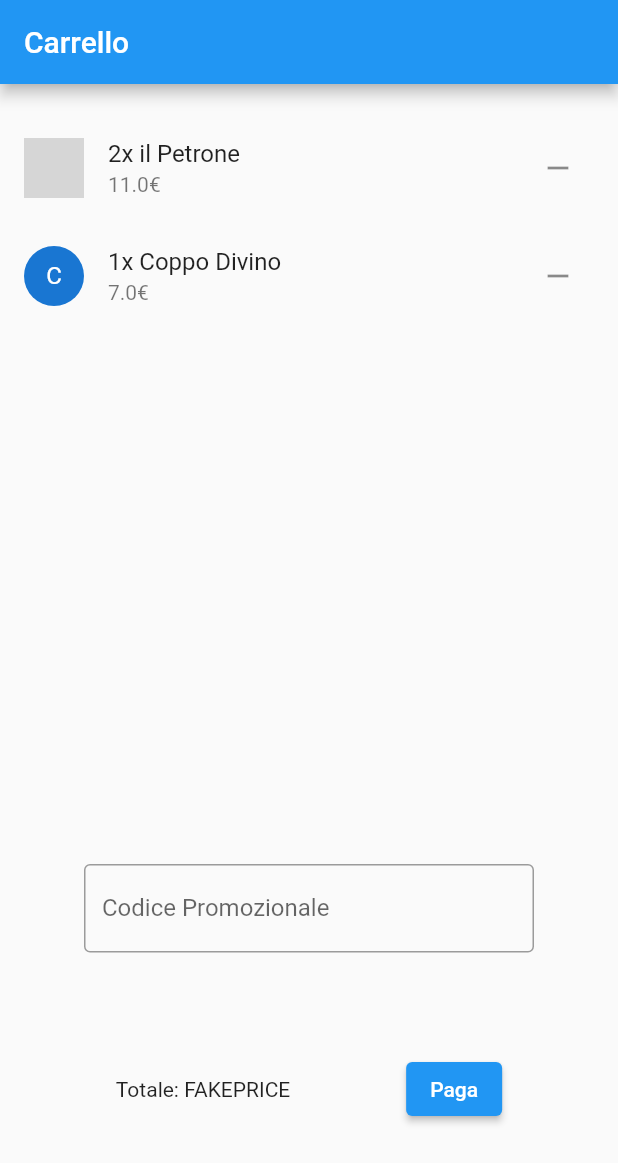
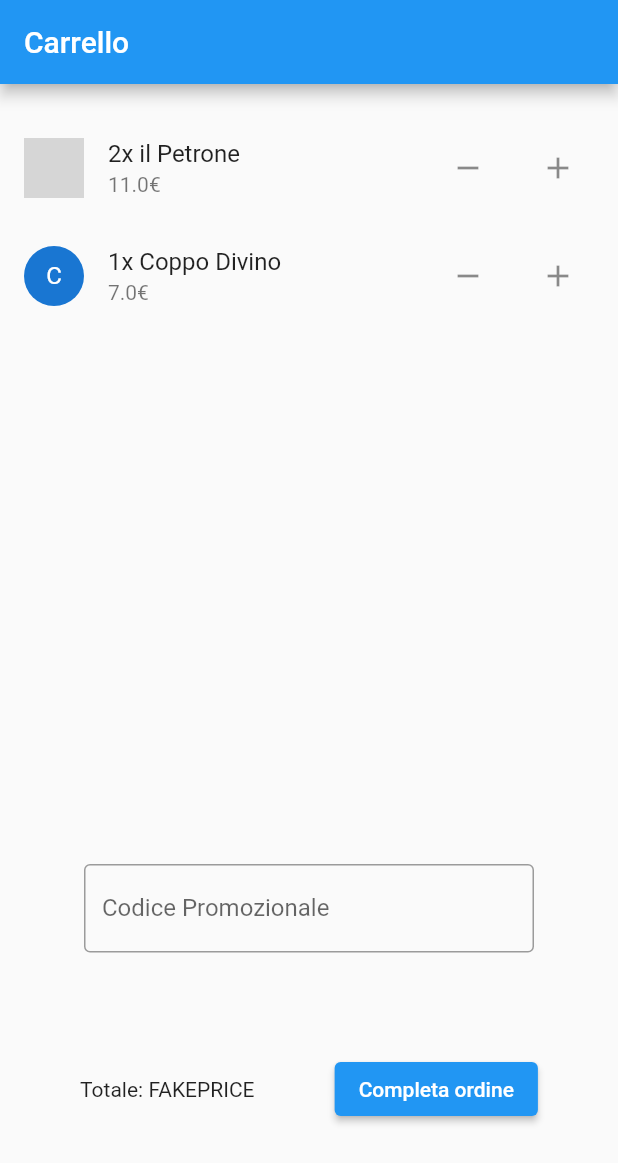
Before and after one commit to lory9894/command_app_frontend, a Flutter app: the screen it shows after launch, on a phone screen of 412 x 824 dp. Shown: the top 1163 px of the screen. Run offline on Flutter 3.47's test engine with Material 2 defaults, Android fonts, the phone set to English and light mode, and no system bars; network calls fail; grey boxes are pictures that could not be loaded.

Commit message:
moved into order variable

```diff
--- a/lib/main.dart
+++ b/lib/main.dart
@@ -1,6 +1,7 @@
 import 'package:command_app_frontend/screens/shopping_cart.dart';
 import 'package:flutter/material.dart';
-import 'package:command_app_frontend/screens/menu.dart';
+
+import 'global.dart';
 
 void main() {
   runApp(const MyApp());
@@ -30,10 +31,26 @@ class MyHomePage extends StatefulWidget {
 }
 
 class _MyHomePageState extends State<MyHomePage> {
+  //TODO: DEBUG RIMUOVERE
+  @override
+  void initState() {
+    order.shoppingCart[Dish(
+        name: "il Petrone",
+        description: "vabbeh",
+        price: 5.50,
+        course: "panino",
+        imageUrl: "http://www.di.unito.it/~giovanna/gioNew1.jpg")] = 2;
+    order.shoppingCart[Dish(
+        name: "Coppo Divino",
+        description: "vino",
+        price: 7,
+        course: "bevanda")] = 1;
+    print(order.shoppingCart);
+    super.initState();
+  }
 
   @override
   Widget build(BuildContext context) {
-
     return ShoppingCart();
   }
 }
--- a/lib/screens/shopping_cart.dart
+++ b/lib/screens/shopping_cart.dart
@@ -1,6 +1,5 @@
+import 'package:command_app_frontend/global.dart';
 import 'package:flutter/material.dart';
-import 'package:http/http.dart' as http;
-import 'package:command_app_frontend/global.dart';
 
 class ShoppingCart extends StatefulWidget {
   const ShoppingCart({Key? key}) : super(key: key);
@@ -10,80 +9,88 @@ class ShoppingCart extends StatefulWidget {
 }
 
 class _ShoppingCartState extends State<ShoppingCart> {
-
-  //TODO: DEBUG RIMUOVERE
-  @override
-  void initState() {
-    globalShoppingCart[Dish(name: "il Petrone", description: "vabbeh", price: 5.50, course: "panino", imageUrl: "http://www.di.unito.it/~giovanna/gioNew1.jpg")] = 2;
-    globalShoppingCart[Dish(name: "Coppo Divino", description: "vino", price: 7, course: "bevanda")] = 1;
-    print(globalShoppingCart);
-    super.initState();
-  }
-
   @override
   Widget build(BuildContext context) {
     return Scaffold(
         appBar: AppBar(
           title: Text("Carrello"),
         ),
-      body: Column(
-       children: [
+        body: Column(children: [
           Padding(padding: EdgeInsets.symmetric(vertical: 10)),
+          Container(height: 500, width: 500, child: shoppingCartList()),
           Container(
-             height: 500,
-           width: 500,
-           child: shoppingCartList()
-         ),
-         Container(
-             height:100,
+              height: 100,
               width: 300,
               child: const TextField(
                 decoration: InputDecoration(
                   border: OutlineInputBorder(),
                   labelText: 'Codice Promozionale',
                 ),
-             )
-         ),
+              )),
           Container(
-           height:100,
+              height: 100,
               child: Row(
                 mainAxisAlignment: MainAxisAlignment.spaceEvenly,
                 children: [
                   Text("Totale: FAKEPRICE"),
                   ElevatedButton(
-                 onPressed: () {}, child: Text("Paga"),),
+                    onPressed: () {},
+                    child: Text("Completa ordine"),
+                  ),
                 ],
-         )
-         ),
-       ]
-      )
-    );
+              )),
+        ]));
   }
 
   shoppingCartList() {
     return ListView.builder(
-      itemCount: globalShoppingCart.length,
+      itemCount: order.shoppingCart.length,
       itemBuilder: (context, index) {
         return ListTile(
           leading: CircleAvatar(
-            backgroundImage: globalShoppingCart.keys.elementAt(index).imageUrl != null
-                ? NetworkImage(globalShoppingCart.keys.elementAt(index).imageUrl!)
+            backgroundImage:
+                order.shoppingCart.keys.elementAt(index).imageUrl != null
+                    ? NetworkImage(
+                        order.shoppingCart.keys.elementAt(index).imageUrl!)
                     : null,
-            child: globalShoppingCart.keys.elementAt(index).imageUrl == null ? Text(globalShoppingCart.keys.elementAt(index).name[0]) : null,
+            child: order.shoppingCart.keys.elementAt(index).imageUrl == null
+                ? Text(order.shoppingCart.keys.elementAt(index).name[0])
+                : null,
           ),
-          title: Text("${globalShoppingCart.values.elementAt(index)}x ${globalShoppingCart.keys.elementAt(index).name}"),
-          subtitle: Text("${globalShoppingCart.keys.elementAt(index).price * globalShoppingCart.values.elementAt(index)}€"),
-          trailing: IconButton(
+          title: Text(
+              "${order.shoppingCart.values.elementAt(index)}x ${order.shoppingCart.keys.elementAt(index).name}"),
+          subtitle: Text(
+              "${order.shoppingCart.keys.elementAt(index).price * order.shoppingCart.values.elementAt(index)}€"),
+          trailing: Wrap(spacing: 12, children: [
+            IconButton(
                 onPressed: () {
-                if (globalShoppingCart.values.elementAt(index) > 1) {
-                  globalShoppingCart[globalShoppingCart.keys.elementAt(index)] =
-                      globalShoppingCart.values.elementAt(index) - 1;
+                  if (order.shoppingCart.values.elementAt(index) > 1) {
+                    order.shoppingCart[
+                            order.shoppingCart.keys.elementAt(index)] =
+                        order.shoppingCart.values.elementAt(index) - 1;
                   } else {
-                  globalShoppingCart.remove(globalShoppingCart.keys.elementAt(index));
+                    order.shoppingCart
+                        .remove(order.shoppingCart.keys.elementAt(index));
                   }
                   setState(() {});
                 },
-              icon: Icon(Icons.remove)),
+                icon: const Icon(Icons.remove)),
+            IconButton(
+                onPressed: () {
+                  if (!order.shoppingCart
+                      .containsKey(order.shoppingCart.keys.elementAt(index))) {
+                    order.shoppingCart[
+                        order.shoppingCart.keys.elementAt(index)] = 1;
+                  } else {
+                    order.shoppingCart[order.shoppingCart.keys
+                        .elementAt(index)] = order.shoppingCart[
+                            order.shoppingCart.keys.elementAt(index)]! +
+                        1;
+                  }
+                  setState(() {});
+                },
+                icon: const Icon(Icons.add)),
+          ]),
         );
       },
     );
```
Also changed, not shown: lib/global.dart (+29 -13 lines), lib/screens/menu.dart (+15 -11 lines). Lines whose indentation alone changed are shown as unchanged.
